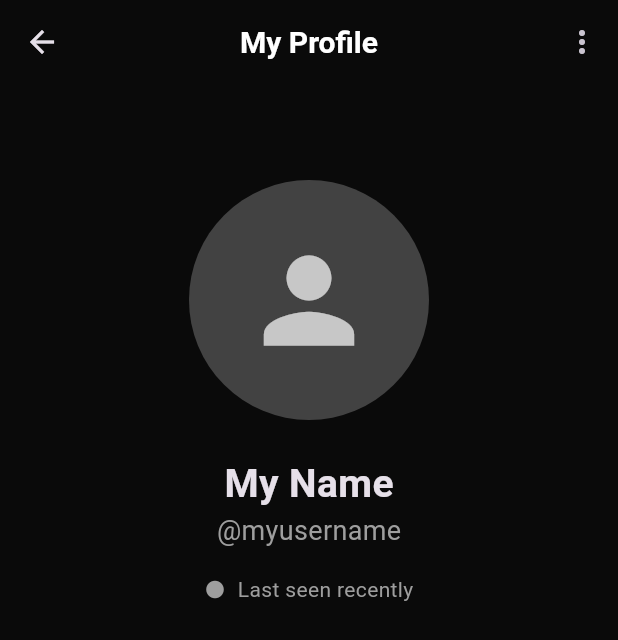
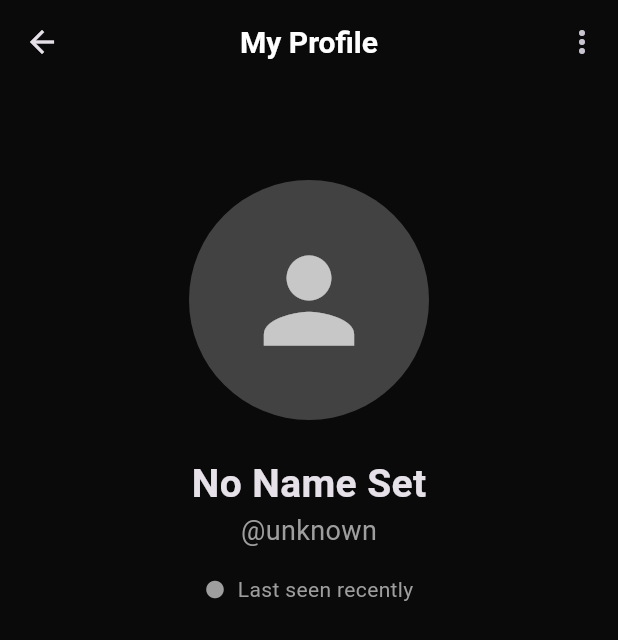
Before and after one commit to Cheonyeoun/yappieyappie_v_f, a Flutter app: the ProfileScreen screen opened directly, on a phone screen of 412 x 824 dp. Shown: the top 640 px of the screen. Run offline on Flutter 3.47's test engine with Material 3 defaults, Android fonts, the phone set to English and light mode, and no system bars; our stand-ins replace cloud_firestore, firebase_auth, firebase_core, flutter_riverpod, go_router; accounts and stored records are empty; network calls fail.

Commit message:
UI/UX organizing and refurbishing_v_.01

```diff
--- a/yappieyappie/lib/features/profile/presentation/profile_screen.dart
+++ b/yappieyappie/lib/features/profile/presentation/profile_screen.dart
@@ -4,6 +4,7 @@ import 'package:flutter_riverpod/flutter_riverpod.dart';
 import 'package:yappieyappie/models/profile/user_model.dart';
 import 'package:yappieyappie/features/chat/presentation/screens/private_chat_screen.dart';
 import 'package:yappieyappie/services/auth/auth_service.dart';
+import 'package:yappieyappie/services/providers/profile/user_provider.dart'; // make sure this path is correct
 
 class ProfileScreen extends ConsumerWidget {
   final UserModel? user; // null = own profile, else = other user
@@ -13,24 +14,28 @@ class ProfileScreen extends ConsumerWidget {
   @override
   Widget build(BuildContext context, WidgetRef ref) {
     final currentUid = FirebaseAuth.instance.currentUser?.uid;
-    final isOwnProfile = user == null || (user!.uid == currentUid);
 
-    // If own profile, we should ideally load from Firestore, but for now we'll keep it simple
-    final displayUser = user ??
-        UserModel(
-          uid: currentUid ?? '',
-          name: "My Name",
-          username: "myusername",
-          email: "",
-        );
-    void _openChat(BuildContext context, UserModel user) {
-      Navigator.push(
-        context,
-        MaterialPageRoute(
-          builder: (_) => PrivateChatScreen(otherUser: user),
-        ),
+    // Decide which UID to load
+    final profileUid = user?.uid ?? currentUid;
+
+    if (profileUid == null) {
+      return const Scaffold(
+        body: Center(child: Text("User not found")),
       );
     }
+
+    // Watch user data in real-time from Firestore
+    final userAsync = ref.watch(userStreamProvider(profileUid));
+
+    return userAsync.when(
+      loading: () => const Scaffold(
+        body: Center(child: CircularProgressIndicator()),
+      ),
+      error: (e, _) => Scaffold(
+        body: Center(child: Text("Error: $e")),
+      ),
+      data: (displayUser) {
+        final isOwnProfile = displayUser.uid == currentUid;
 
         return Scaffold(
           appBar: AppBar(
@@ -40,7 +45,8 @@ class ProfileScreen extends ConsumerWidget {
             actions: [
               IconButton(
                 icon: const Icon(Icons.more_vert),
-            onPressed: () => _showMenu(context, ref, isOwnProfile, displayUser),
+                onPressed: () =>
+                    _showMenu(context, ref, isOwnProfile, displayUser),
               ),
             ],
           ),
@@ -60,7 +66,8 @@ class ProfileScreen extends ConsumerWidget {
                       : null,
                   child: (displayUser.profileimg == null ||
                           displayUser.profileimg!.isEmpty)
-                  ? const Icon(Icons.person, size: 90, color: Colors.white70)
+                      ? const Icon(Icons.person,
+                          size: 90, color: Colors.white70)
                       : null,
                 ),
 
@@ -68,8 +75,11 @@ class ProfileScreen extends ConsumerWidget {
 
                 // Name
                 Text(
-              displayUser.name.isNotEmpty ? displayUser.name : "No Name Set",
-              style: const TextStyle(fontSize: 26, fontWeight: FontWeight.bold),
+                  displayUser.name.isNotEmpty
+                      ? displayUser.name
+                      : "No Name Set",
+                  style: const TextStyle(
+                      fontSize: 26, fontWeight: FontWeight.bold),
                 ),
 
                 // Username
@@ -93,7 +103,8 @@ class ProfileScreen extends ConsumerWidget {
                     Text(
                       displayUser.isOnline ? "Online" : "Last seen recently",
                       style: TextStyle(
-                    color: displayUser.isOnline ? Colors.green : Colors.grey,
+                        color:
+                            displayUser.isOnline ? Colors.green : Colors.grey,
                       ),
                     ),
                   ],
@@ -119,10 +130,12 @@ class ProfileScreen extends ConsumerWidget {
                     child: ElevatedButton.icon(
                       onPressed: () => _openChat(context, displayUser),
                       icon: const Icon(Icons.chat_bubble_outline),
-                  label: const Text("Message", style: TextStyle(fontSize: 17)),
+                      label:
+                          const Text("Message", style: TextStyle(fontSize: 17)),
                       style: ElevatedButton.styleFrom(
                         shape: RoundedRectangleBorder(
-                        borderRadius: BorderRadius.circular(12)),
+                          borderRadius: BorderRadius.circular(12),
+                        ),
                       ),
                     ),
                   ),
@@ -130,10 +143,26 @@ class ProfileScreen extends ConsumerWidget {
             ),
           ),
         );
+      },
+    );
+  }
+
+  // Opens private chat screen
+  void _openChat(BuildContext context, UserModel user) {
+    Navigator.push(
+      context,
+      MaterialPageRoute(
+        builder: (_) => PrivateChatScreen(otherUser: user),
+      ),
+    );
   }
 
   void _showMenu(
-      BuildContext context, WidgetRef ref, bool isOwnProfile, UserModel user) {
+    BuildContext context,
+    WidgetRef ref,
+    bool isOwnProfile,
+    UserModel user,
+  ) {
     showModalBottomSheet(
       context: context,
       builder: (context) => SafeArea(
@@ -145,12 +174,7 @@ class ProfileScreen extends ConsumerWidget {
                 title: const Text('Message'),
                 onTap: () {
                   Navigator.pop(context);
-                  Navigator.push(
-                    context,
-                    MaterialPageRoute(
-                      builder: (_) => PrivateChatScreen(otherUser: user),
-                    ),
-                  );
+                  _openChat(context, user);
                 },
               ),
               ListTile(
@@ -176,8 +200,10 @@ class ProfileScreen extends ConsumerWidget {
               ),
               ListTile(
                 leading: const Icon(Icons.logout, color: Colors.red),
-                title:
-                    const Text('Logout', style: TextStyle(color: Colors.red)),
+                title: const Text(
+                  'Logout',
+                  style: TextStyle(color: Colors.red),
+                ),
                 onTap: () async {
                   Navigator.pop(context);
                   await ref.read(authServiceProvider).signOut();
```
Also changed, not shown: yappieyappie/lib/features/chat_list/presentation/chat_list_screen.dart (+11 -33 lines), yappieyappie/lib/features/home/presentation/home_screen.dart (+7 -44 lines), yappieyappie/lib/features/search/presentation/search_screen.dart (+9 -7 lines). Lines whose indentation alone changed are shown as unchanged.
